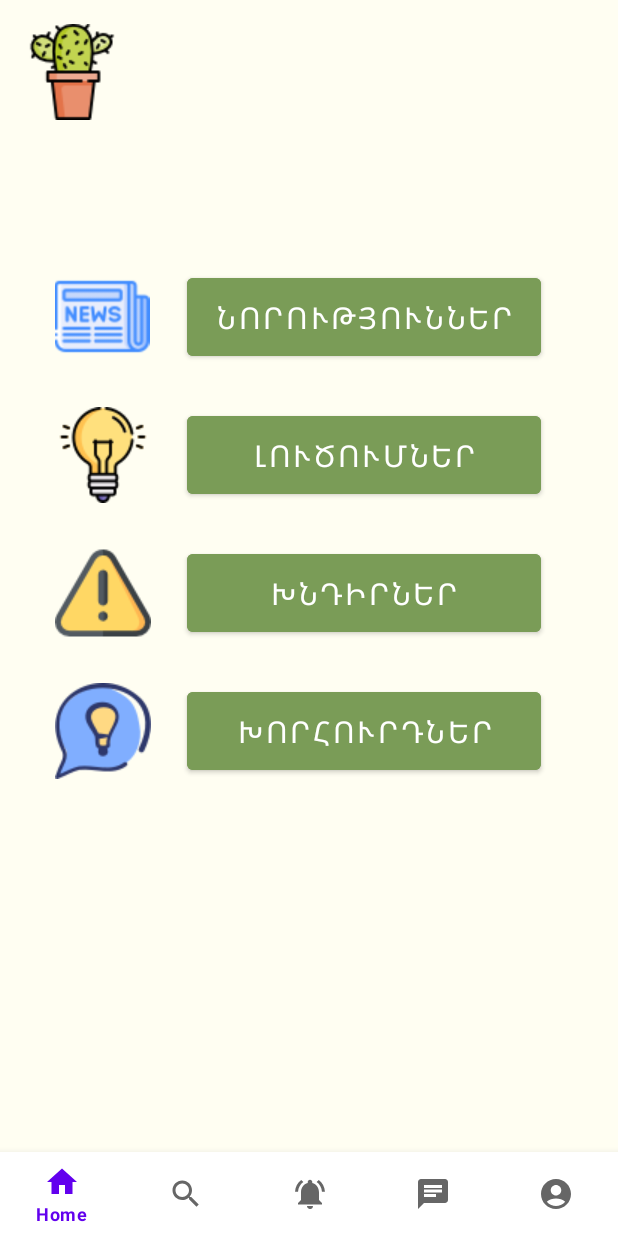
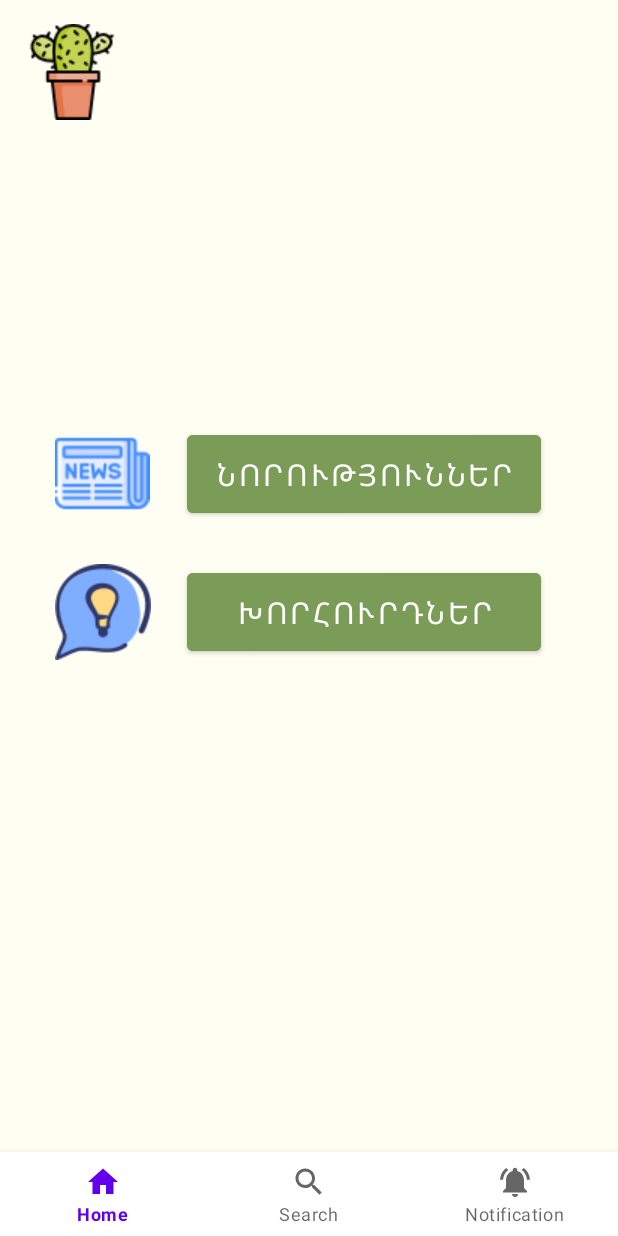
Before and after one commit to AllaMinasyan16/Cactus, an Android app: the Home screen opened directly, with no data from a screen before it, on a phone screen of 412 x 824 dp. Run offline under Robolectric (Android 15) with nearby library versions, the phone set to English and light mode, and no system bars; Roboto replaces fonts that are not available here; 2 statements that could not run were skipped.

Commit message:
login comment

```diff
--- a/app/src/main/java/com/example/myapplication/Home.java
+++ b/app/src/main/java/com/example/myapplication/Home.java
@@ -34,17 +34,11 @@ public class Home extends AppCompatActivity {
                     case R.id.home:
                         getSupportFragmentManager().beginTransaction().replace(R.id.container, homeFragment).commit();
                         return true;
-                    case R.id.search:
-                        getSupportFragmentManager().beginTransaction().replace(R.id.container, searchFragment).commit();
-                        return true;
                     case R.id.notification:
                         getSupportFragmentManager().beginTransaction().replace(R.id.container, notificationFragment).commit();
                         return true;
-                    case R.id.chat:
-                        getSupportFragmentManager().beginTransaction().replace(R.id.container, chatFragment).commit();
-                        return true;
-                    case R.id.account:
-                        getSupportFragmentManager().beginTransaction().replace(R.id.container, accountFragment).commit();
+                    case R.id.search:
+                        getSupportFragmentManager().beginTransaction().replace(R.id.container, searchFragment).commit();
                         return true;
                 }
                 return false;
--- a/app/src/main/java/com/example/myapplication/SearchFragment.java
+++ b/app/src/main/java/com/example/myapplication/SearchFragment.java
@@ -2,18 +2,37 @@ package com.example.myapplication;
 
 import android.os.Bundle;
 
+import androidx.annotation.NonNull;
 import androidx.fragment.app.Fragment;
 
 import android.view.LayoutInflater;
+import android.view.Menu;
+import android.view.MenuInflater;
+import android.view.MenuItem;
 import android.view.View;
 import android.view.ViewGroup;
+import android.widget.ListView;
 
 public class SearchFragment extends Fragment {
+    /*
+    ListView listView;
+    String[] numbers = {};
 
     @Override
-    public View onCreateView(LayoutInflater inflater, ViewGroup container,
-                             Bundle savedInstanceState) {
-        // Inflate the layout for this fragment
+   public View onCreateView(LayoutInflater inflater, ViewGroup container,
+                            Bundle savedInstanceState) {
+         Inflate the layout for this fragment
         return inflater.inflate(R.layout.fragment_search, container, false);
+        super.onViewCreated(view, savedInstanceState);
+
+        view.findViewById(R.id.listViewSearch);
+        listView = listView.findViewById(R.id.listViewSearch);
     }
+
+    @Override
+    public void onCreateOptionsMenu(@NonNull Menu menu, @NonNull MenuInflater inflater) {
+       getMenuInflater().inflate(R.menu.menu, menu);
+        MenuItem menuItem = menu.findItem(R.id.search);
+
+    }*/
 }
--- a/app/src/main/java/com/example/myapplication/SignUp.java
+++ b/app/src/main/java/com/example/myapplication/SignUp.java
@@ -11,8 +11,11 @@ import android.widget.Toast;
 
 import com.example.myapplication.databinding.ActivityLoginBinding;
 import com.example.myapplication.databinding.ActivitySignUpBinding;
+import com.google.android.gms.tasks.OnCompleteListener;
 import com.google.android.gms.tasks.OnFailureListener;
 import com.google.android.gms.tasks.OnSuccessListener;
+import com.google.android.gms.tasks.Task;
+import com.google.android.material.snackbar.Snackbar;
 import com.google.firebase.auth.AuthResult;
 import com.google.firebase.auth.FirebaseAuth;
 import com.google.firebase.auth.FirebaseUser;
@@ -38,36 +41,53 @@ public class SignUp extends AppCompatActivity {
 
         binding.SignUp.setOnClickListener(new View.OnClickListener(){
            @Override
-           public void onClick(View view){
+           public void onClick(View view) {
                String name = binding.name.getText().toString();
                String email = binding.editTextTextEmailAddress.getText().toString();
                String password = binding.editTextNumberPasswordSignUp.getText().toString();
                String repeatPassword = binding.editTextNumberPasswordRepeat.getText().toString();
 
                progressDialog.show();
-               firebaseAuth.createUserWithEmailAndPassword(email,password)
+               firebaseAuth.createUserWithEmailAndPassword(email, password)
                        .addOnSuccessListener(new OnSuccessListener<AuthResult>() {
                            @Override
                            public void onSuccess(AuthResult authResult) {
-                               startActivity(new Intent(SignUp.this,login.class));
+                               startActivity(new Intent(SignUp.this, login.class));
                                progressDialog.cancel();
 
                                firebaseFirestore.collection("User")
                                        .document(FirebaseAuth.getInstance().getUid())
-                                       .set(new UserModel(name,email));
+                                       .set(new UserModel(name, email));
 
                            }
                        })
                        .addOnFailureListener(new OnFailureListener() {
                            @Override
                            public void onFailure(@NonNull Exception e) {
-                               Toast.makeText(SignUp.this, e.getMessage(),Toast.LENGTH_SHORT).show();
+                               Toast.makeText(SignUp.this, e.getMessage(), Toast.LENGTH_SHORT).show();
                                progressDialog.cancel();
                            }
                        });
+               FirebaseAuth firebaseAuth = FirebaseAuth.getInstance();
+               FirebaseUser user = firebaseAuth.getCurrentUser();
+               View main = findViewById(R.id.SignUp);
 
+               if (user != null) {
+                   user.sendEmailVerification()
+                           .addOnCompleteListener(new OnCompleteListener<Void>() {
+                               @Override
+                               public void onComplete(@NonNull Task<Void> task) {
+                                   if (task.isSuccessful()) {
+                                       Snackbar.make(main, "Письмо для подтверждения отправлено на " + user.getEmail(), Snackbar.LENGTH_SHORT).show();
+                                   } else {
+                                       Snackbar.make(main, "Ошибка отправки письма для подтверждения " + task.getException().getMessage(), Snackbar.LENGTH_LONG).show();
+                                   }
+                               }
+                           });
+
+               }
            }
         });
 
     }
-}
+    }
--- a/app/src/main/res/layout/activity_sign_up.xml
+++ b/app/src/main/res/layout/activity_sign_up.xml
@@ -5,7 +5,8 @@
     android:layout_width="match_parent"
     android:layout_height="match_parent"
     android:background="@color/mainBgColor"
-    tools:context=".SignUp">
+    tools:context=".SignUp"
+    >
 
     <EditText
 
--- a/app/src/main/res/layout/fragment_home.xml
+++ b/app/src/main/res/layout/fragment_home.xml
@@ -9,11 +9,12 @@
     android:background="@color/mainBgColor"
     tools:context=".HomeFragment">
 
+
     <Button
         android:id="@+id/button4"
         android:layout_width="236dp"
         android:layout_height="64dp"
-        android:layout_above="@+id/button2"
+        android:layout_above="@+id/button6"
         android:layout_alignParentEnd="true"
         android:layout_marginBottom="36dp"
         android:backgroundTint="@color/ButtonSignColor"
@@ -24,39 +25,7 @@
         app:layout_constraintHorizontal_bias="0.708"
         app:layout_constraintStart_toStartOf="parent"
         app:layout_constraintTop_toTopOf="parent"
-        app:layout_constraintVertical_bias="0.268" />
-
-    <Button
-        android:id="@+id/button2"
-        android:layout_width="236dp"
-        android:layout_height="64dp"
-        android:layout_above="@+id/button5"
-        android:layout_alignParentEnd="true"
-        android:layout_marginTop="28dp"
-        android:layout_marginEnd="57dp"
-        android:backgroundTint="@color/ButtonSignColor"
-        android:text="@string/Լուծումներ_fragment.home.button"
-        android:textSize="20sp"
-        app:layout_constraintEnd_toEndOf="@+id/button4"
-        app:layout_constraintHorizontal_bias="0.0"
-        app:layout_constraintStart_toStartOf="@+id/button4"
-        app:layout_constraintTop_toBottomOf="@+id/button4" />
-
-    <Button
-        android:id="@+id/button5"
-        android:layout_width="236dp"
-        android:layout_height="64dp"
-        android:layout_above="@+id/button6"
-        android:layout_alignParentEnd="true"
-        android:layout_marginTop="28dp"
-        android:layout_marginEnd="67dp"
-        android:backgroundTint="@color/ButtonSignColor"
-        android:text="@string/Խնդիրներ_fragment.home.button"
-        android:textSize="20sp"
-        app:layout_constraintEnd_toEndOf="@+id/button2"
-        app:layout_constraintHorizontal_bias="0.0"
-        app:layout_constraintStart_toStartOf="@+id/button2"
-        app:layout_constraintTop_toBottomOf="@+id/button2" />
+        app:layout_constraintVertical_bias="0.425" />
 
     <Button
         android:id="@+id/button6"
@@ -70,10 +39,10 @@
         android:onClick="goToChatHomeFragment"
         android:text="@string/Խորհուրդներ_fragment.home.button"
         android:textSize="20sp"
-        app:layout_constraintEnd_toEndOf="@+id/button5"
+        app:layout_constraintEnd_toEndOf="@+id/button4"
         app:layout_constraintHorizontal_bias="0.0"
-        app:layout_constraintStart_toStartOf="@+id/button5"
-        app:layout_constraintTop_toBottomOf="@+id/button5" />
+        app:layout_constraintStart_toStartOf="@+id/button4"
+        app:layout_constraintTop_toBottomOf="@+id/button4" />
 
     <ImageView
         android:id="@+id/imageView2"
@@ -90,32 +59,9 @@
         app:layout_constraintTop_toTopOf="@+id/button4"
         app:layout_constraintVertical_bias="0.388" />
 
-    <ImageView
-        android:id="@+id/imageView3"
-        android:layout_width="wrap_content"
-        android:layout_height="wrap_content"
-        android:layout_alignParentBottom="true"
 
-        android:layout_marginEnd="24dp"
-        android:layout_toStartOf="@+id/button2"
-        android:src="@drawable/lamp"
-        app:layout_constraintBottom_toBottomOf="@+id/button2"
-        app:layout_constraintEnd_toStartOf="@+id/button2"
-        app:layout_constraintTop_toTopOf="@+id/button2"
-        app:layout_constraintVertical_bias="0.0" />
 
-    <ImageView
-        android:id="@+id/imageView4"
-        android:layout_width="wrap_content"
-        android:layout_height="wrap_content"
-        android:layout_alignParentBottom="true"
-        android:layout_marginEnd="24dp"
 
-        android:layout_toStartOf="@+id/button5"
-        android:src="@drawable/warning"
-        app:layout_constraintBottom_toBottomOf="@+id/button5"
-        app:layout_constraintEnd_toStartOf="@+id/button5"
-        app:layout_constraintTop_toTopOf="@+id/button5" />
 
     <ImageView
         android:id="@+id/imageView6"
--- a/app/src/main/res/layout/fragment_search.xml
+++ b/app/src/main/res/layout/fragment_search.xml
@@ -6,10 +6,9 @@
     android:background="@color/mainBgColor"
     tools:context=".SearchFragment">
 
-    <Button
-        android:id="@+id/button"
-        android:layout_width="wrap_content"
-        android:layout_height="wrap_content"
-        android:text="Butt" />
+  <ListView
+      android:id="@+id/listViewSearch"
+      android:layout_width="match_parent"
+      android:layout_height="match_parent"/>
 
 </FrameLayout>
--- a/app/src/main/res/menu/bottom_nav_menu.xml
+++ b/app/src/main/res/menu/bottom_nav_menu.xml
@@ -10,10 +10,6 @@
     <item android:id="@+id/notification"
         android:title="Notification"
         android:icon="@drawable/ic_baseline_notifications_active_24" />
-    <item android:id="@+id/chat"
-        android:title="Chat"
-        android:icon="@drawable/ic_baseline_chat_24" />
-    <item android:id="@+id/account"
-        android:title="Account"
-        android:icon="@drawable/ic_baseline_account_circle_24" />
+
+
 </menu>
--- /dev/null
+++ b/app/src/main/res/menu/menu.xml
@@ -0,0 +1,11 @@
+<?xml version="1.0" encoding="utf-8"?>
+<menu xmlns:android="http://schemas.android.com/apk/res/android"
+    xmlns:app="http://schemas.android.com/apk/res-auto">
+
+    <item
+        android:id="@+id/search"
+        android:title="search"
+        android:icon="@drawable/ic_baseline_search_24"
+        app:actionViewClass="androidx.appcompat.widget.SearchView"
+        app:showAsAction="ifRoom|collapseActionView"/>
+</menu>
```
Also changed, not shown: 29 other files.
